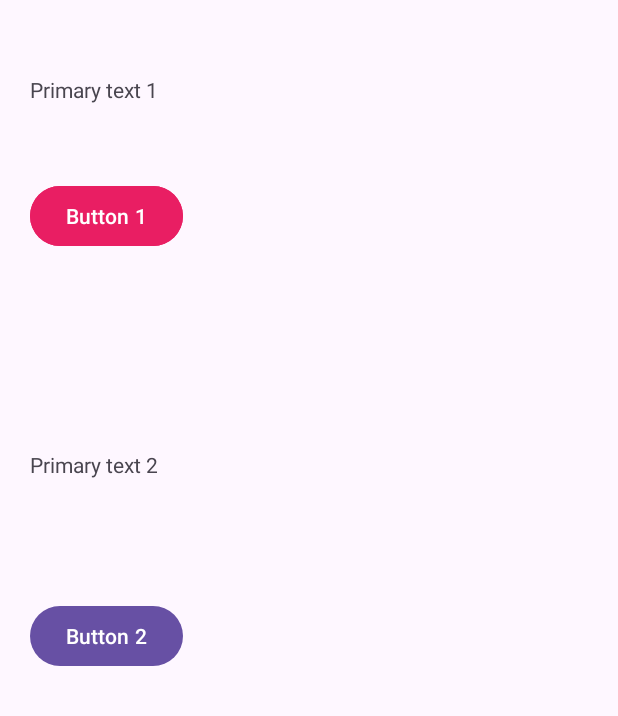
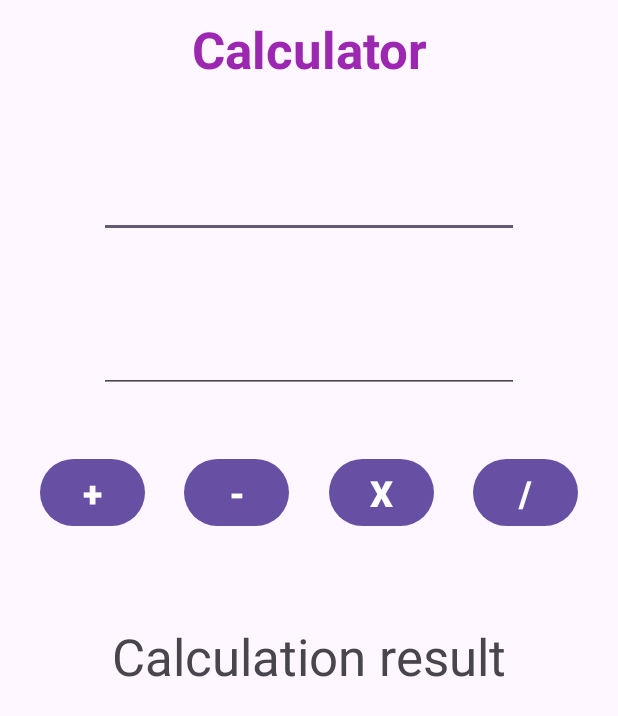
Before and after one commit to GolikAlexey/AndroidStudioEducational, an Android app: the screen it shows after launch (MainActivity), on a phone screen of 412 x 824 dp. Shown: the top 716 px of the screen. Run offline under Robolectric (Android 15) with nearby library versions, the phone set to English and light mode, and no system bars.

Commit message:
CALCULATOR_1

```diff
--- a/FirstProject/app/src/main/java/com/example/firstproject/MainActivity.java
+++ b/FirstProject/app/src/main/java/com/example/firstproject/MainActivity.java
@@ -8,40 +8,96 @@ import androidx.core.graphics.Insets;
 import androidx.core.view.ViewCompat;
 import androidx.core.view.WindowInsetsCompat;
 import android.widget.Button;
+import android.widget.EditText;
 import android.widget.TextView;
 import android.view.View;
 
 public class MainActivity extends AppCompatActivity {
 
-    private TextView primary_text1;
-    private TextView primary_text2;
-    private Button test_button2;
+    //private TextView primary_text1;
+    //private TextView primary_text2;
+    //private Button test_button2;
+    private TextView result;
+    private EditText num1;
+    private EditText num2;
+    private Button plus;
+    private Button minus;
+    private Button umnozhenie;
+    private Button delenie;
 
     @Override
     protected void onCreate(Bundle savedInstanceState) {
         super.onCreate(savedInstanceState);
         EdgeToEdge.enable(this);
-        setContentView(R.layout.homework_9_03_2025);
-        ViewCompat.setOnApplyWindowInsetsListener(findViewById(R.id.buttons), (v, insets) -> {
+        setContentView(R.layout.caljkuljator_1);
+        ViewCompat.setOnApplyWindowInsetsListener(findViewById(R.id.calc1), (v, insets) -> {
             Insets systemBars = insets.getInsets(WindowInsetsCompat.Type.systemBars());
             v.setPadding(systemBars.left, systemBars.top, systemBars.right, systemBars.bottom);
             return insets;
         });
 
-        primary_text2 = findViewById(R.id.text_hw2);
-        test_button2 = findViewById(R.id.button_hw2);
+        result = findViewById(R.id.calc_result);
+        num1 = findViewById(R.id.number1);
+        num2 = findViewById(R.id.number2);
+        plus = findViewById(R.id.button_plus);
+        minus = findViewById(R.id.button_minus);
+        umnozhenie = findViewById(R.id.button_umn);
+        delenie = findViewById(R.id.button_delen);
 
-        test_button2.setOnClickListener(new View.OnClickListener() {
+        plus.setOnClickListener(new View.OnClickListener() {
             @Override
             public void onClick(View v) {
-                primary_text2.setText("HELLO HELLO WORLD");
-                primary_text2.setTextSize(30);
+                Double number1 = Double.parseDouble(num1.getText().toString());
+                Double number2 = Double.parseDouble(num2.getText().toString());
+                result.setText(String.valueOf(number1 + number2));
             }
         });
+
+        minus.setOnClickListener(new View.OnClickListener() {
+            @Override
+            public void onClick(View v) {
+                Double number1 = Double.parseDouble(num1.getText().toString());
+                Double number2 = Double.parseDouble(num2.getText().toString());
+                result.setText(String.valueOf(number1 - number2));
+            }
+        });
+
+        umnozhenie.setOnClickListener(new View.OnClickListener() {
+            @Override
+            public void onClick(View v) {
+                Double number1 = Double.parseDouble(num1.getText().toString());
+                Double number2 = Double.parseDouble(num2.getText().toString());
+                result.setText(String.valueOf(number1 * number2));
+            }
+        });
+
+        delenie.setOnClickListener(new View.OnClickListener() {
+            @Override
+            public void onClick(View v) {
+                Double number1 = Double.parseDouble(num1.getText().toString());
+                Double number2 = Double.parseDouble(num2.getText().toString());
+                if(number2 == 0){
+                    result.setText("Input error");
+                }else{
+                    result.setText(String.valueOf(number1 / number2));
+                }
+            }
+        });
+
+        //primary_text2 = findViewById(R.id.text_hw2);
+        //test_button2 = findViewById(R.id.button_hw2);
+
+        //test_button2.setOnClickListener(new View.OnClickListener() {
+        //    @Override
+        //    public void onClick(View v) {
+        //        primary_text2.setText("HELLO HELLO WORLD");
+        //        primary_text2.setTextSize(30);
+        //    }
+        //});
     }
-    public void sayHello(View view){
-        primary_text1 = findViewById(R.id.text_hw1);
-        primary_text1.setText("Hello world! Hello, Android!");
-        primary_text1.setTextSize(30);
-    }
+    //public void sayHello(View view){
+    //    primary_text1 = findViewById(R.id.text_hw1);
+    //    primary_text1.setText("Hello world! Hello, Android!");
+    //    primary_text1.setTextSize(30);
+    //}
 }
--- /dev/null
+++ b/FirstProject/app/src/main/res/layout/caljkuljator_1.xml
@@ -0,0 +1,111 @@
+<?xml version="1.0" encoding="utf-8"?>
+<androidx.constraintlayout.widget.ConstraintLayout xmlns:android="http://schemas.android.com/apk/res/android"
+    xmlns:app="http://schemas.android.com/apk/res-auto"
+    xmlns:tools="http://schemas.android.com/tools"
+    android:id="@+id/calc1"
+    android:layout_width="match_parent"
+    android:layout_height="match_parent">
+
+    <Button
+        android:id="@+id/button_delen"
+        android:layout_width="70dp"
+        android:layout_height="wrap_content"
+        android:layout_marginTop="40dp"
+        android:text="/"
+        android:textAlignment="center"
+        android:textSize="24sp"
+        android:textStyle="bold"
+        app:layout_constraintEnd_toEndOf="parent"
+        app:layout_constraintStart_toEndOf="@+id/button_umn"
+        app:layout_constraintTop_toBottomOf="@+id/number2" />
+
+    <Button
+        android:id="@+id/button_umn"
+        android:layout_width="70dp"
+        android:layout_height="wrap_content"
+        android:layout_marginTop="40dp"
+        android:text="X"
+        android:textAlignment="center"
+        android:textSize="24sp"
+        android:textStyle="bold"
+        app:layout_constraintEnd_toStartOf="@+id/button_delen"
+        app:layout_constraintStart_toEndOf="@+id/button_minus"
+        app:layout_constraintTop_toBottomOf="@+id/number2" />
+
+    <Button
+        android:id="@+id/button_minus"
+        android:layout_width="70dp"
+        android:layout_height="wrap_content"
+        android:layout_marginTop="40dp"
+        android:text="-"
+        android:textAlignment="center"
+        android:textSize="24sp"
+        android:textStyle="bold"
+        app:layout_constraintEnd_toStartOf="@+id/button_umn"
+        app:layout_constraintStart_toEndOf="@+id/button_plus"
+        app:layout_constraintTop_toBottomOf="@+id/number2" />
+
+    <TextView
+        android:id="@+id/textView5"
+        android:layout_width="wrap_content"
+        android:layout_height="wrap_content"
+        android:layout_marginTop="10dp"
+        android:text="Calculator"
+        android:textAlignment="center"
+        android:textColor="#9C27B0"
+        android:textSize="34sp"
+        android:textStyle="bold"
+        app:layout_constraintEnd_toEndOf="parent"
+        app:layout_constraintStart_toStartOf="parent"
+        app:layout_constraintTop_toTopOf="parent" />
+
+    <EditText
+        android:id="@+id/number1"
+        android:layout_width="wrap_content"
+        android:layout_height="wrap_content"
+        android:layout_marginTop="50dp"
+        android:ems="10"
+        android:inputType="number"
+        android:textSize="24sp"
+        app:layout_constraintEnd_toEndOf="parent"
+        app:layout_constraintStart_toStartOf="parent"
+        app:layout_constraintTop_toBottomOf="@+id/textView5" />
+
+    <EditText
+        android:id="@+id/number2"
+        android:layout_width="wrap_content"
+        android:layout_height="wrap_content"
+        android:layout_marginTop="50dp"
+        android:ems="10"
+        android:inputType="number"
+        android:textSize="24sp"
+        app:layout_constraintEnd_toEndOf="parent"
+        app:layout_constraintStart_toStartOf="parent"
+        app:layout_constraintTop_toBottomOf="@+id/number1" />
+
+    <Button
+        android:id="@+id/button_plus"
+        android:layout_width="70dp"
+        android:layout_height="wrap_content"
+        android:layout_marginTop="40dp"
+        android:text="+"
+        android:textAlignment="center"
+        android:textSize="24sp"
+        android:textStyle="bold"
+        app:layout_constraintEnd_toStartOf="@+id/button_minus"
+        app:layout_constraintStart_toStartOf="parent"
+        app:layout_constraintTop_toBottomOf="@+id/number2" />
+
+    <TextView
+        android:id="@+id/calc_result"
+        android:layout_width="wrap_content"
+        android:layout_height="wrap_content"
+        android:layout_marginTop="60dp"
+        android:text="Calculation result"
+        android:textAlignment="textStart"
+        android:textSize="34sp"
+        app:layout_constraintEnd_toEndOf="parent"
+        app:layout_constraintStart_toStartOf="parent"
+        app:layout_constraintTop_toBottomOf="@+id/button_plus" />
+
+</androidx.constraintlayout.widget.ConstraintLayout>
```
